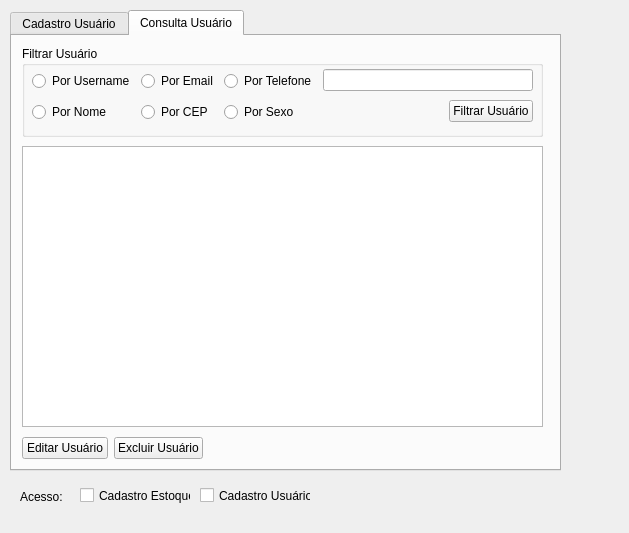
This is cadastro_usuarios.ui in lucasdosantos90/sistema_wms as Qt 5 draws it before an edit. The edited form follows.
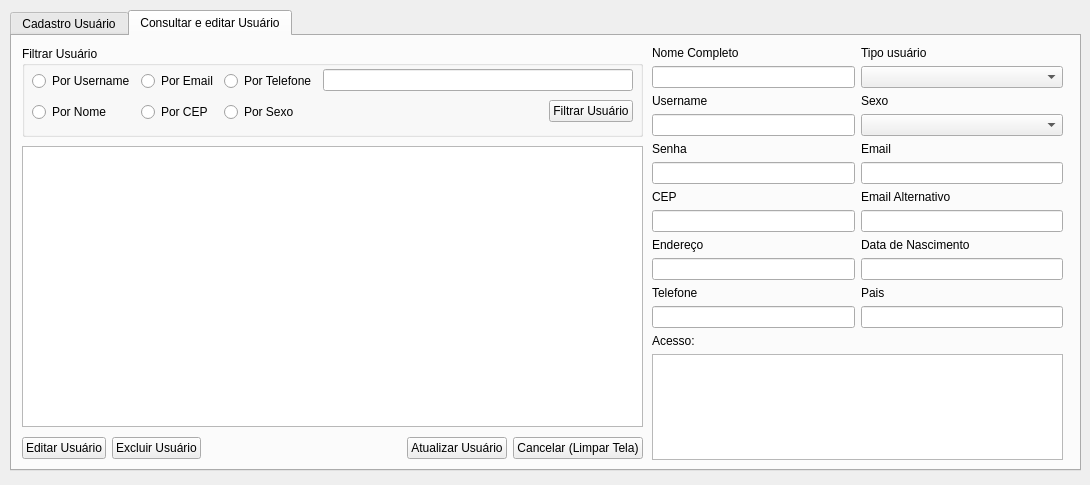
This is the edited form.

Commit message: atualizado cadastro de usuarios com editar usuario

```diff
--- a/cadastro_usuarios.ui
+++ b/cadastro_usuarios.ui
@@ -6,8 +6,8 @@
    <rect>
     <x>0</x>
     <y>0</y>
-    <width>629</width>
-    <height>533</height>
+    <width>1090</width>
+    <height>485</height>
    </rect>
   </property>
   <property name="windowTitle">
@@ -18,7 +18,7 @@
     <rect>
      <x>10</x>
      <y>10</y>
-     <width>551</width>
+     <width>1071</width>
      <height>461</height>
     </rect>
    </property>
@@ -278,14 +278,14 @@
    </widget>
    <widget class="QWidget" name="tab_2">
     <attribute name="title">
-     <string>Consulta Usuário</string>
+     <string>Consultar e editar Usuário</string>
     </attribute>
     <widget class="QTableWidget" name="tableWidget_consulta_usuario">
      <property name="geometry">
       <rect>
        <x>10</x>
        <y>110</y>
-       <width>521</width>
+       <width>621</width>
        <height>281</height>
       </rect>
      </property>
@@ -295,7 +295,7 @@
       <rect>
        <x>10</x>
        <y>10</y>
-       <width>521</width>
+       <width>621</width>
        <height>91</height>
       </rect>
      </property>
@@ -307,7 +307,7 @@
        <rect>
         <x>10</x>
         <y>20</y>
-        <width>501</width>
+        <width>601</width>
         <height>61</height>
        </rect>
       </property>
@@ -409,7 +409,7 @@
       <rect>
        <x>10</x>
        <y>400</y>
-       <width>181</width>
+       <width>621</width>
        <height>25</height>
       </rect>
      </property>
@@ -428,47 +428,278 @@
         </property>
        </widget>
       </item>
-     </layout>
-    </widget>
-   </widget>
-  </widget>
-  <widget class="QCheckBox" name="cb_cad_estoque">
+      <item>
+       <spacer name="horizontalSpacer_4">
+        <property name="orientation">
+         <enum>Qt::Horizontal</enum>
+        </property>
+        <property name="sizeHint" stdset="0">
+         <size>
+          <width>40</width>
+          <height>20</height>
+         </size>
+        </property>
+       </spacer>
+      </item>
+      <item>
+       <widget class="QPushButton" name="btn_atualizar_usuario">
+        <property name="text">
+         <string>Atualizar Usuário</string>
+        </property>
+       </widget>
+      </item>
+      <item>
+       <widget class="QPushButton" name="btn_atual_cancelar">
+        <property name="text">
+         <string>Cancelar (Limpar Tela)</string>
+        </property>
+       </widget>
+      </item>
+     </layout>
+    </widget>
+    <widget class="QWidget" name="layoutWidget_2">
    <property name="geometry">
     <rect>
-     <x>80</x>
-     <y>480</y>
-     <width>111</width>
-     <height>31</height>
-    </rect>
-   </property>
+       <x>640</x>
+       <y>10</y>
+       <width>411</width>
+       <height>414</height>
+      </rect>
+     </property>
+     <layout class="QVBoxLayout" name="verticalLayout_21">
+      <item>
+       <layout class="QHBoxLayout" name="horizontalLayout_2">
+        <item>
+         <layout class="QVBoxLayout" name="verticalLayout_22">
+          <item>
+           <layout class="QVBoxLayout" name="verticalLayout_12">
+            <item>
+             <widget class="QLabel" name="label_13">
    <property name="text">
-    <string>Cadastro Estoque</string>
-   </property>
-  </widget>
-  <widget class="QLabel" name="label_14">
-   <property name="geometry">
-    <rect>
-     <x>20</x>
-     <y>490</y>
-     <width>47</width>
-     <height>13</height>
-    </rect>
-   </property>
+               <string>Nome Completo</string>
+              </property>
+             </widget>
+            </item>
+            <item>
+             <widget class="QLineEdit" name="txt_atual_usu_nome"/>
+            </item>
+           </layout>
+          </item>
+          <item>
+           <layout class="QVBoxLayout" name="verticalLayout_23">
+            <item>
+             <widget class="QLabel" name="label_15">
+              <property name="text">
+               <string>Username</string>
+              </property>
+             </widget>
+            </item>
+            <item>
+             <widget class="QLineEdit" name="txt_atual_usu_username"/>
+            </item>
+           </layout>
+          </item>
+          <item>
+           <layout class="QVBoxLayout" name="verticalLayout_24">
+            <item>
+             <widget class="QLabel" name="label_16">
+              <property name="text">
+               <string>Senha</string>
+              </property>
+             </widget>
+            </item>
+            <item>
+             <widget class="QLineEdit" name="txt_atual_usu_senha"/>
+            </item>
+           </layout>
+          </item>
+          <item>
+           <layout class="QVBoxLayout" name="verticalLayout_25">
+            <item>
+             <layout class="QVBoxLayout" name="verticalLayout_26">
+              <item>
+               <widget class="QLabel" name="label_17">
+                <property name="text">
+                 <string>CEP</string>
+                </property>
+               </widget>
+              </item>
+              <item>
+               <widget class="QLineEdit" name="txt_atual_usu_cep">
+                <property name="text">
+                 <string/>
+                </property>
+               </widget>
+              </item>
+             </layout>
+            </item>
+            <item>
+             <widget class="QLabel" name="label_18">
+              <property name="text">
+               <string>Endereço</string>
+              </property>
+             </widget>
+            </item>
+            <item>
+             <widget class="QLineEdit" name="txt_atual_usu_endereco"/>
+            </item>
+           </layout>
+          </item>
+          <item>
+           <layout class="QVBoxLayout" name="verticalLayout_27">
+            <item>
+             <widget class="QLabel" name="label_19">
+              <property name="text">
+               <string>Telefone</string>
+              </property>
+             </widget>
+            </item>
+            <item>
+             <widget class="QLineEdit" name="txt_atual_usu_fone"/>
+            </item>
+           </layout>
+          </item>
+         </layout>
+        </item>
+        <item>
+         <layout class="QVBoxLayout" name="verticalLayout_28">
+          <item>
+           <layout class="QVBoxLayout" name="verticalLayout_29">
+            <item>
+             <widget class="QLabel" name="label_20">
+              <property name="text">
+               <string>Tipo usuário</string>
+              </property>
+             </widget>
+            </item>
+            <item>
+             <widget class="QComboBox" name="cb_atual_usu_tipo_usuario"/>
+            </item>
+           </layout>
+          </item>
+          <item>
+           <layout class="QVBoxLayout" name="verticalLayout_30">
+            <item>
+             <widget class="QLabel" name="label_21">
+              <property name="text">
+               <string>Sexo</string>
+              </property>
+             </widget>
+            </item>
+            <item>
+             <widget class="QComboBox" name="cb_atual_usu_sexo"/>
+            </item>
+           </layout>
+          </item>
+          <item>
+           <layout class="QVBoxLayout" name="verticalLayout_31">
+            <item>
+             <widget class="QLabel" name="label_22">
+              <property name="text">
+               <string>Email</string>
+              </property>
+             </widget>
+            </item>
+            <item>
+             <widget class="QLineEdit" name="txt_atual_usu_email">
+              <property name="text">
+               <string/>
+              </property>
+             </widget>
+            </item>
+           </layout>
+          </item>
+          <item>
+           <layout class="QVBoxLayout" name="verticalLayout_32">
+            <item>
+             <widget class="QLabel" name="label_23">
+              <property name="text">
+               <string>Email Alternativo</string>
+              </property>
+             </widget>
+            </item>
+            <item>
+             <widget class="QLineEdit" name="txt_atual_usu_email_alt">
+              <property name="text">
+               <string/>
+              </property>
+             </widget>
+            </item>
+           </layout>
+          </item>
+          <item>
+           <layout class="QVBoxLayout" name="verticalLayout_33">
+            <item>
+             <widget class="QLabel" name="label_24">
+              <property name="text">
+               <string>Data de Nascimento</string>
+              </property>
+             </widget>
+            </item>
+            <item>
+             <widget class="QLineEdit" name="txt_atual_usu_data_nasc">
+              <property name="text">
+               <string/>
+              </property>
+             </widget>
+            </item>
+           </layout>
+          </item>
+          <item>
+           <layout class="QVBoxLayout" name="verticalLayout_34">
+            <item>
+             <widget class="QLabel" name="label_25">
+              <property name="text">
+               <string>Pais</string>
+              </property>
+             </widget>
+            </item>
+            <item>
+             <widget class="QLineEdit" name="txt_atual_usu_pais">
+              <property name="text">
+               <string/>
+              </property>
+             </widget>
+            </item>
+           </layout>
+          </item>
+         </layout>
+        </item>
+       </layout>
+      </item>
+      <item>
+       <widget class="QLabel" name="label_27">
    <property name="text">
     <string>Acesso:</string>
    </property>
   </widget>
-  <widget class="QCheckBox" name="cb_cad_usuario">
+      </item>
+      <item>
+       <widget class="QTableWidget" name="tableWidget_atual_usu"/>
+      </item>
+     </layout>
+    </widget>
+   </widget>
+  </widget>
+  <widget class="QWidget" name="">
    <property name="geometry">
     <rect>
-     <x>200</x>
-     <y>480</y>
-     <width>111</width>
-     <height>31</height>
+     <x>0</x>
+     <y>0</y>
+     <width>2</width>
+     <height>2</height>
     </rect>
    </property>
-   <property name="text">
-    <string>Cadastro Usuários</string>
+   <layout class="QVBoxLayout" name="verticalLayout_35"/>
+  </widget>
+  <widget class="QWidget" name="">
+   <property name="geometry">
+    <rect>
+     <x>0</x>
+     <y>0</y>
+     <width>2</width>
+     <height>2</height>
+    </rect>
    </property>
   </widget>
  </widget>
```
Left out of the diff: 37 changed lines with no effect on the pictures. Lines whose indentation alone changed are shown as unchanged. The commit also changes 4 other files.
